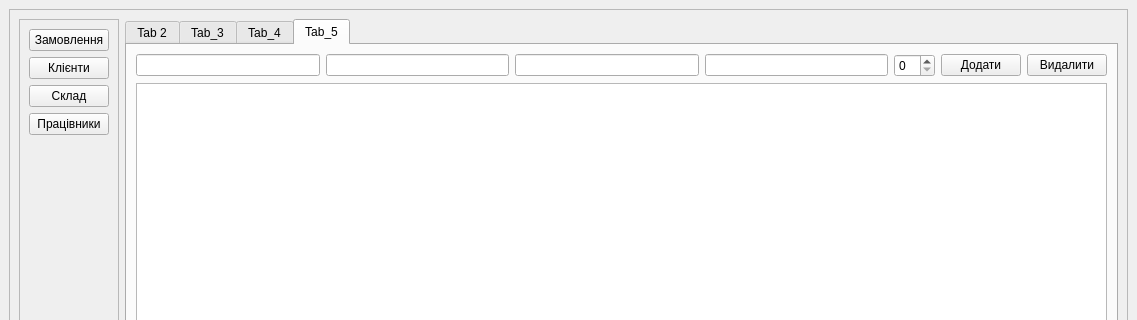
Old version of the form mainwindow.ui in the repository FL0PP1K/MyQTProject; both pictures show x 0 to 1137 and y 0 to 320 of the 1137 by 796 pixel window.
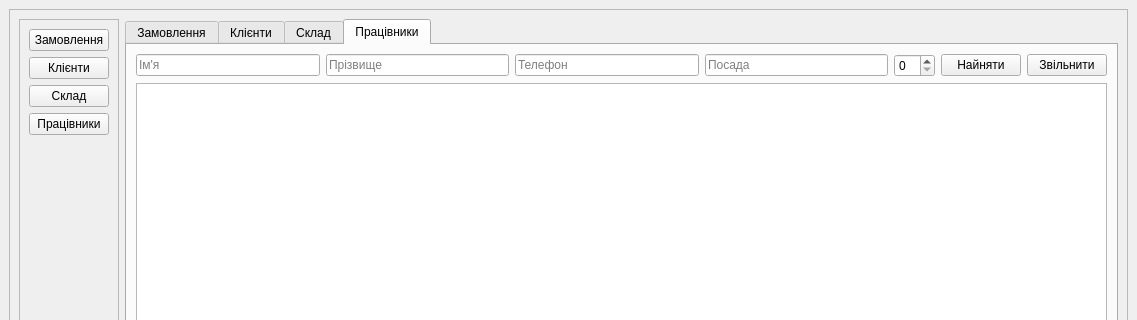
New version of the form. The open tabs and pages were chosen to show the change. Icons and pictures are not drawn.

```diff
--- a/mainwindow.ui
+++ b/mainwindow.ui
@@ -11,7 +11,13 @@
    </rect>
   </property>
   <property name="windowTitle">
-   <string>MainWindow</string>
+   <string>Головна</string>
+  </property>
+  <property name="windowIcon">
+   <iconset theme="QIcon::ThemeIcon::GoHome"/>
+  </property>
+  <property name="styleSheet">
+   <string notr="true"/>
   </property>
   <widget class="QWidget" name="centralwidget">
    <layout class="QVBoxLayout" name="verticalLayout_3">
@@ -111,7 +117,7 @@
          </property>
          <widget class="QWidget" name="tab_2">
           <attribute name="title">
-           <string>Tab 2</string>
+           <string>Замовлення</string>
           </attribute>
           <widget class="QTableView" name="tableViewOrders">
            <property name="geometry">
@@ -126,7 +132,7 @@
          </widget>
          <widget class="QWidget" name="Client">
           <attribute name="title">
-           <string>Tab_3</string>
+           <string>Клієнти</string>
           </attribute>
           <layout class="QVBoxLayout" name="verticalLayout_5">
            <item>
@@ -169,7 +175,7 @@
          </widget>
          <widget class="QWidget" name="Storage">
           <attribute name="title">
-           <string>Tab_4</string>
+           <string>Склад</string>
           </attribute>
           <layout class="QVBoxLayout" name="verticalLayout">
            <item>
@@ -216,22 +222,38 @@
          </widget>
          <widget class="QWidget" name="Employee">
           <attribute name="title">
-           <string>Tab_5</string>
+           <string>Працівники</string>
           </attribute>
           <layout class="QVBoxLayout" name="verticalLayout_4">
            <item>
             <layout class="QHBoxLayout" name="horizontalLayout_4">
              <item>
-              <widget class="QLineEdit" name="lineEditFirstName"/>
+              <widget class="QLineEdit" name="lineEditFirstName">
+               <property name="placeholderText">
+                <string>Ім'я</string>
+               </property>
+              </widget>
              </item>
              <item>
-              <widget class="QLineEdit" name="lineEditLastName"/>
+              <widget class="QLineEdit" name="lineEditLastName">
+               <property name="placeholderText">
+                <string>Прізвище</string>
+               </property>
+              </widget>
              </item>
              <item>
-              <widget class="QLineEdit" name="lineEditPhone"/>
+              <widget class="QLineEdit" name="lineEditPhone">
+               <property name="placeholderText">
+                <string>Телефон</string>
+               </property>
+              </widget>
              </item>
              <item>
-              <widget class="QLineEdit" name="lineEditPosition"/>
+              <widget class="QLineEdit" name="lineEditPosition">
+               <property name="placeholderText">
+                <string>Посада</string>
+               </property>
+              </widget>
              </item>
              <item>
               <widget class="QSpinBox" name="spinBoxSalary"/>
@@ -239,14 +261,14 @@
              <item>
               <widget class="QPushButton" name="pushButtonEmployeeAdd">
                <property name="text">
-                <string>Додати</string>
+                <string>Найняти</string>
                </property>
               </widget>
              </item>
              <item>
               <widget class="QPushButton" name="pushButtonEmployeeDelete">
                <property name="text">
-                <string>Видалити</string>
+                <string>Звільнити</string>
                </property>
               </widget>
              </item>
```
Left out of the diff: 54 changed lines with no effect on the pictures.
